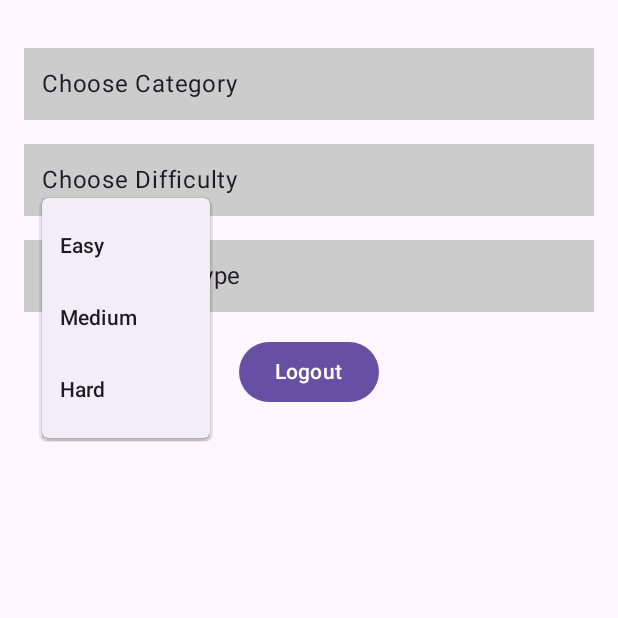
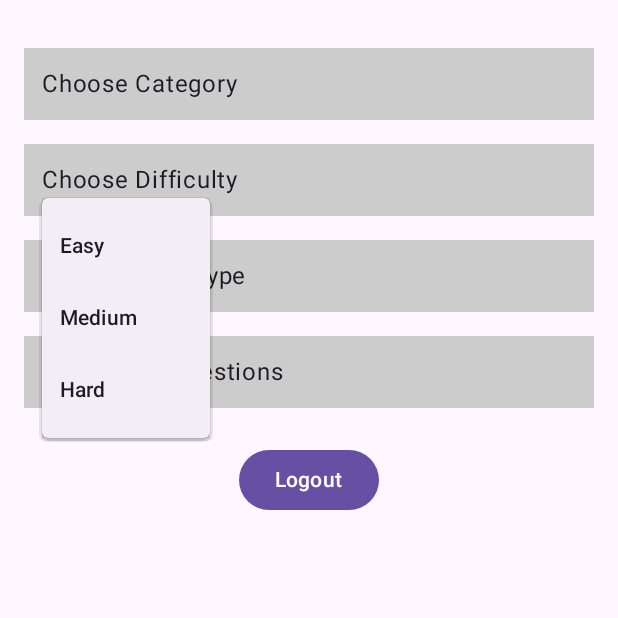
Before and after one commit to muhammadkhasanboev/AppWriteProj, an Android app built with Jetpack Compose: the screen it shows after launch (MainActivity), after a tap on "Choose Difficulty", on a phone screen of 412 x 824 dp, the top half of it. Run offline under Robolectric (Android 15) with nearby library versions, the phone set to English and light mode, and no system bars; 6 statements that could not run were skipped.

Commit message:
selector number of questions added

```diff
--- a/app/src/main/java/io/appwrite/starterkit/MainActivity.kt
+++ b/app/src/main/java/io/appwrite/starterkit/MainActivity.kt
@@ -52,34 +52,33 @@ class MainActivity : ComponentActivity() {
 fun MainScreen(account: Account, onLogout: () -> Unit) {
     val coroutineScope = rememberCoroutineScope()
 
-
-    val categories = remember {
-        listOf(
+    val categories = listOf(
         Category(1, "Science"),
         Category(2, "History"),
         Category(3, "Technology"),
         Category(4, "Politics"),
         Category(5, "Celebrities")
-
     )
-    }
-    var selectedCategory by remember { mutableStateOf<Category?>(null) }
-    val difficulties = remember {
-        listOf(
+    val difficulties = listOf(
         Category(1, "Easy"),
         Category(2, "Medium"),
         Category(3, "Hard")
     )
-    }
+    val quiztype = listOf(
+        Category(1, "Multiple Questions"),
+        Category(2, "True/False")
+    )
+    val questionCounts = listOf(
+        Category(5, "5 Questions"),
+        Category(10, "10 Questions"),
+        Category(15, "15 Questions"),
+        Category(20, "20 Questions")
+    )
+
+    var selectedCategory by remember { mutableStateOf<Category?>(null) }
     var selectedDifficulty by remember { mutableStateOf<Category?>(null) }
-
-    val quiztype = remember {
-        listOf(
-            Category(1,"Multiple Questions"),
-            Category(2,"True/False")
-        )
-    }
     var selectedQuizType by remember { mutableStateOf<Category?>(null) }
+    var selectedQuestionCount by remember { mutableStateOf<Category?>(null) }
 
     Column(
         modifier = Modifier
@@ -87,38 +86,47 @@ fun MainScreen(account: Account, onLogout: () -> Unit) {
             .padding(16.dp),
         horizontalAlignment = Alignment.CenterHorizontally
     ) {
-
         Spacer(modifier = Modifier.height(16.dp))
 
-        // Dropdown Spinner
         CategoryDropdown(
+            label = "Choose Category",
             categories = categories,
             selected = selectedCategory,
             onSelected = { selectedCategory = it }
         )
         Spacer(modifier = Modifier.height(16.dp))
-        DifficultyDropDown(
-            difficulties = difficulties,
+
+        CategoryDropdown(
+            label = "Choose Difficulty",
+            categories = difficulties,
             selected = selectedDifficulty,
             onSelected = { selectedDifficulty = it }
         )
         Spacer(modifier = Modifier.height(16.dp))
-        QuizTypeDropDown(
-            quiztype = quiztype,
+
+        CategoryDropdown(
+            label = "Choose Quiz Type",
+            categories = quiztype,
             selected = selectedQuizType,
             onSelected = { selectedQuizType = it }
         )
-
         Spacer(modifier = Modifier.height(16.dp))
 
-        // Logout Button
+        CategoryDropdown(
+            label = "Number of Questions",
+            categories = questionCounts,
+            selected = selectedQuestionCount,
+            onSelected = { selectedQuestionCount = it }
+        )
+        Spacer(modifier = Modifier.height(24.dp))
+
         Button(onClick = {
             coroutineScope.launch(Dispatchers.IO) {
                 try {
                     account.deleteSession("current")
                     onLogout()
                 } catch (e: AppwriteException) {
-                    // Optionally show error
+                    // Optionally handle error
                 }
             }
         }) {
@@ -126,9 +134,11 @@ fun MainScreen(account: Account, onLogout: () -> Unit) {
         }
     }
 }
-// subject
+
+// Generic Dropdown Composable
 @Composable
 fun CategoryDropdown(
+    label: String,
     categories: List<Category>,
     selected: Category?,
     onSelected: (Category) -> Unit
@@ -142,7 +152,7 @@ fun CategoryDropdown(
             .clickable { expanded = true }
             .padding(12.dp)
     ) {
-        Text(text = selected?.name ?: "Choose Category")
+        Text(text = selected?.name ?: label)
 
         DropdownMenu(expanded = expanded, onDismissRequest = { expanded = false }) {
             categories.forEach { category ->
@@ -157,69 +167,3 @@ fun CategoryDropdown(
         }
     }
 }
-
-//difficulty
-@Composable
-fun DifficultyDropDown(
-    difficulties: List<Category>,
-    selected: Category?,
-    onSelected: (Category) -> Unit
-
-) {
-    var expanded by remember { mutableStateOf(false) }
-
-    Box(
-        modifier = Modifier
-            .fillMaxWidth()
-            .background(Color.LightGray)
-            .clickable { expanded = true }
-            .padding(12.dp)
-    ) {
-        Text(text = selected?.name ?: "Choose Difficulty")
-
-        DropdownMenu(expanded = expanded, onDismissRequest = { expanded = false }) {
-            difficulties.forEach { category ->
-                DropdownMenuItem(
-                    text = { Text(category.name) },
-                    onClick = {
-                        onSelected(category)
-                        expanded = false
-                    }
-                )
-            }
-        }
-    }
-}
-
-//quiz type
-@Composable
-fun QuizTypeDropDown(
-    quiztype: List<Category>,
-    selected: Category?,
-    onSelected: (Category) -> Unit
-
-) {
-    var expanded by remember { mutableStateOf(false) }
-
-    Box(
-        modifier = Modifier
-            .fillMaxWidth()
-            .background(Color.LightGray)
-            .clickable { expanded = true }
-            .padding(12.dp)
-    ) {
-        Text(text = selected?.name ?: "Choose Quiz type")
-
-        DropdownMenu(expanded = expanded, onDismissRequest = { expanded = false }) {
-            quiztype.forEach { category ->
-                DropdownMenuItem(
-                    text = { Text(category.name) },
-                    onClick = {
-                        onSelected(category)
-                        expanded = false
-                    }
-                )
-            }
-        }
-    }
-}
```
Lines whose indentation alone changed are shown as unchanged.
